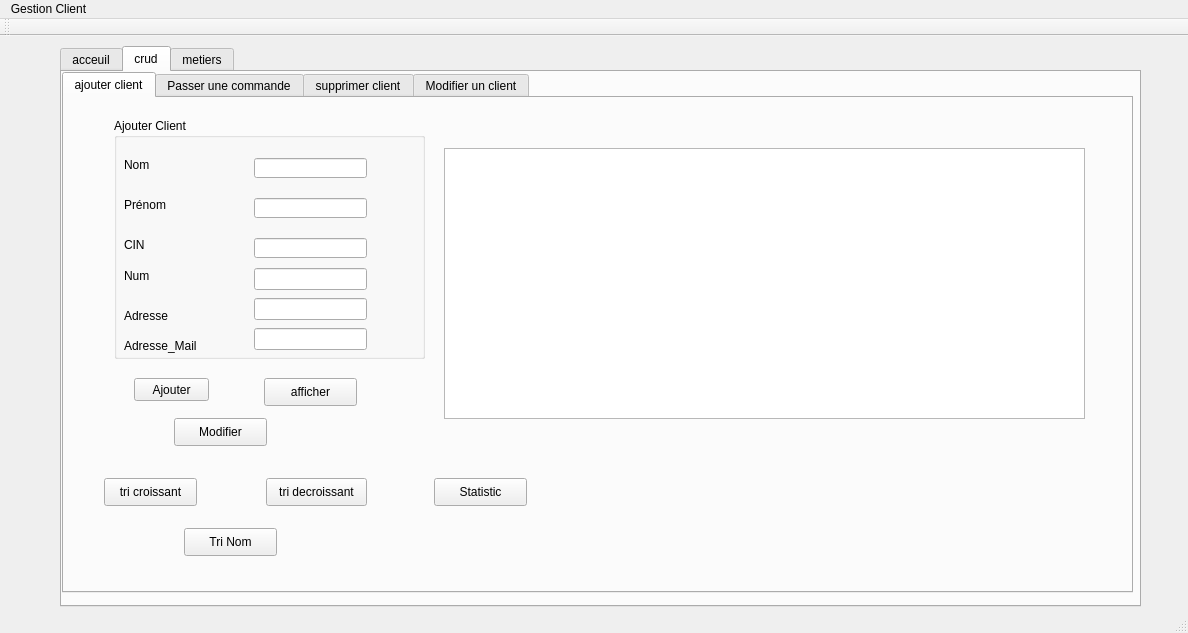
Above: mainwindow.ui from salimrabbaoui/Smart_garage_2A24 before the change. Below: the same form after it.
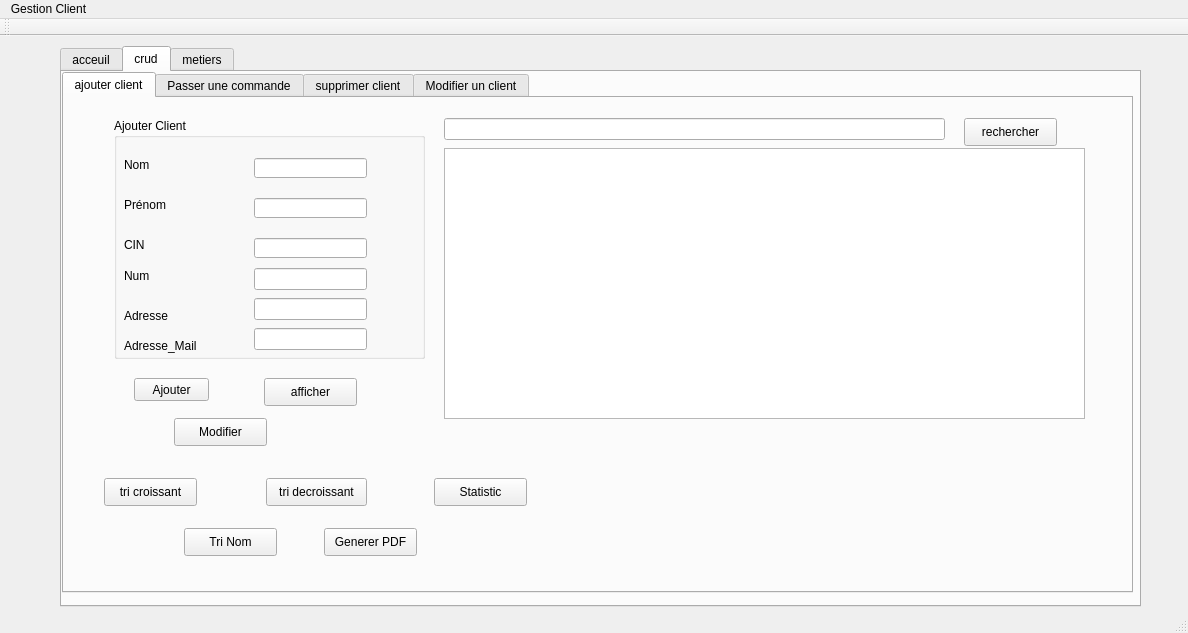
That is the form after the change. The open tabs and pages were chosen to show the change.

Commit message: add new button for search & generate PDF

Diff of the .ui file:
```diff
--- a/mainwindow.ui
+++ b/mainwindow.ui
@@ -303,6 +303,42 @@
          <string>Statistic</string>
         </property>
        </widget>
+       <widget class="QPushButton" name="pushButton_9">
+        <property name="geometry">
+         <rect>
+          <x>260</x>
+          <y>430</y>
+          <width>93</width>
+          <height>28</height>
+         </rect>
+        </property>
+        <property name="text">
+         <string>Generer PDF</string>
+        </property>
+       </widget>
+       <widget class="QPushButton" name="pushButton_10">
+        <property name="geometry">
+         <rect>
+          <x>900</x>
+          <y>20</y>
+          <width>93</width>
+          <height>28</height>
+         </rect>
+        </property>
+        <property name="text">
+         <string>rechercher</string>
+        </property>
+       </widget>
+       <widget class="QLineEdit" name="le_recherche">
+        <property name="geometry">
+         <rect>
+          <x>380</x>
+          <y>20</y>
+          <width>501</width>
+          <height>22</height>
+         </rect>
+        </property>
+       </widget>
       </widget>
       <widget class="QWidget" name="tab_5">
        <attribute name="title">
```
Left out of the diff: 6 changed lines with no effect on the pictures. The commit also changes 4 other files.
